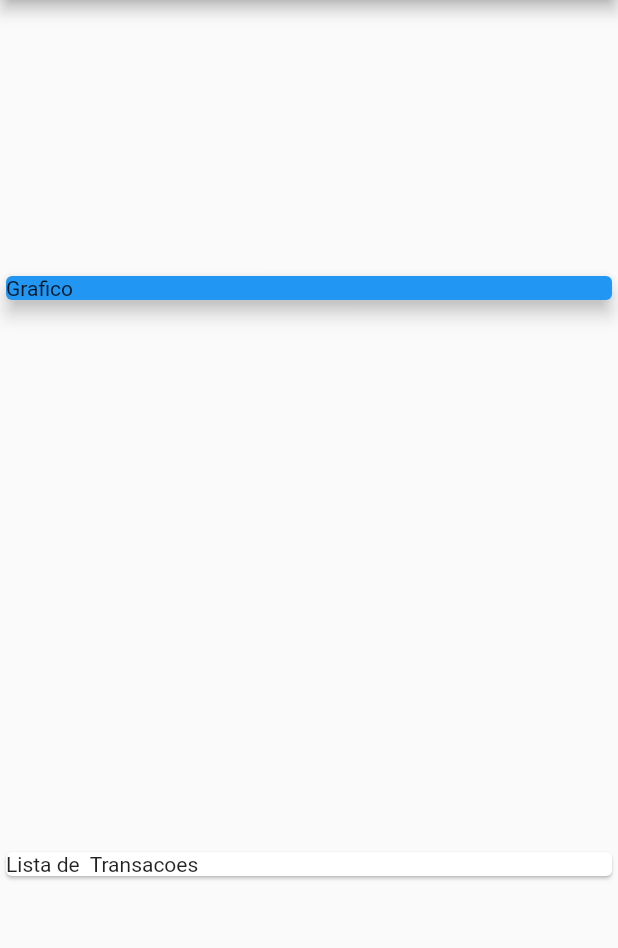
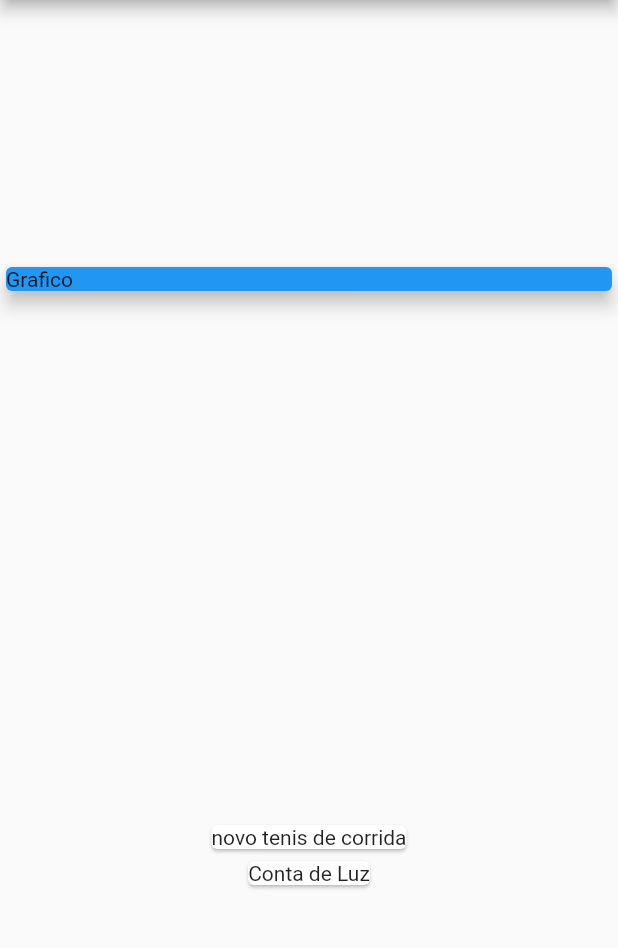
Before and after one commit to bernardoxm/Despesas-pessoais, a Flutter app: the screen it shows after launch, on a phone screen of 412 x 824 dp, the part 84-1032 px from its top. Run offline on Flutter 3.47's test engine with Material 2 defaults, Android fonts, the phone set to English and light mode, and no system bars.

Commit message:
Mapeamento dos objetos com map

```diff
--- a/despesas_pessoais/lib/main.dart
+++ b/despesas_pessoais/lib/main.dart
@@ -46,9 +46,11 @@ class MyHomePage extends StatelessWidget {
                elevation: 5,
               ),
               ),
-              Card(
-                child: Text('Lista de  Transacoes'),
-              ),
+             Column(children:_transactions.map((tr)
+              {return Card(child: Text(tr.title),
+             );
+             }).toList()
+             )
         ],
       ),
     );
```
